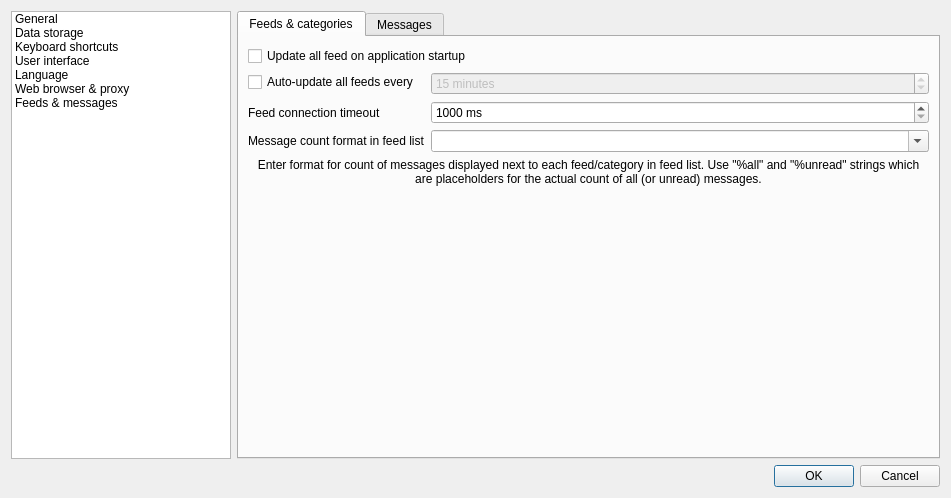
Qt form src/gui/formsettings.ui (martinrotter/rssguard) before a commit.
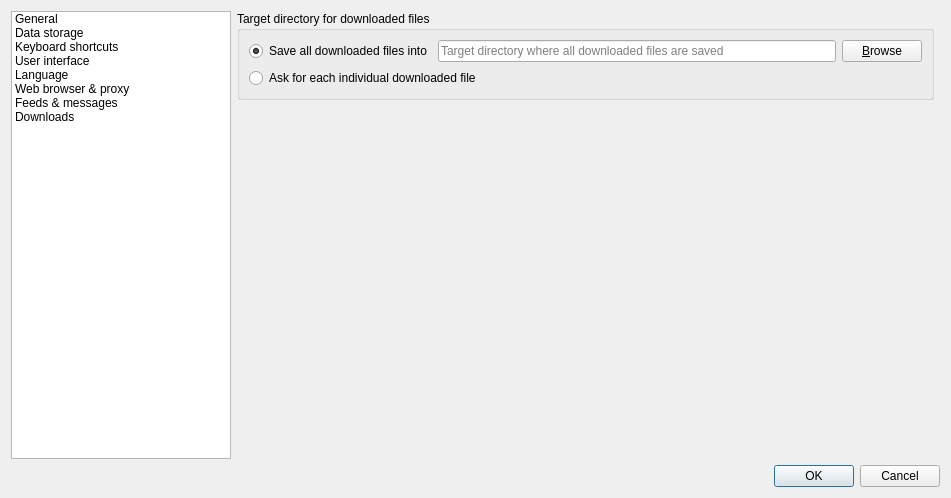
The same form after that commit. Custom widgets are drawn as their Qt base class.

```diff
--- a/src/gui/formsettings.ui
+++ b/src/gui/formsettings.ui
@@ -78,22 +78,17 @@
        <string>Feeds &amp; messages</string>
       </property>
      </item>
-    </widget>
-   </item>
-   <item row="1" column="0" colspan="2">
-    <widget class="QDialogButtonBox" name="m_buttonBox">
-     <property name="orientation">
-      <enum>Qt::Horizontal</enum>
-     </property>
-     <property name="standardButtons">
-      <set>QDialogButtonBox::Cancel|QDialogButtonBox::Ok</set>
-     </property>
+     <item>
+      <property name="text">
+       <string>Downloads</string>
+      </property>
+     </item>
     </widget>
    </item>
    <item row="0" column="1">
     <widget class="QStackedWidget" name="m_stackedSettings">
      <property name="currentIndex">
-      <number>6</number>
+      <number>7</number>
      </property>
      <widget class="QWidget" name="m_pageGeneral">
       <layout class="QFormLayout" name="formLayout_5">
@@ -1315,6 +1310,82 @@
        </item>
       </layout>
      </widget>
+     <widget class="QWidget" name="m_pageDownloads">
+      <layout class="QFormLayout" name="formLayout_19">
+       <property name="fieldGrowthPolicy">
+        <enum>QFormLayout::AllNonFixedFieldsGrow</enum>
+       </property>
+       <property name="leftMargin">
+        <number>0</number>
+       </property>
+       <property name="topMargin">
+        <number>0</number>
+       </property>
+       <property name="rightMargin">
+        <number>0</number>
+       </property>
+       <property name="bottomMargin">
+        <number>0</number>
+       </property>
+       <item row="1" column="0" colspan="2">
+        <widget class="QGroupBox" name="groupBox_3">
+         <property name="title">
+          <string>Target directory for downloaded files</string>
+         </property>
+         <layout class="QFormLayout" name="formLayout_20">
+          <item row="1" column="0">
+           <widget class="QRadioButton" name="m_rbDownloadsAskEachFile">
+            <property name="text">
+             <string>Ask for each individual downloaded file</string>
+            </property>
+           </widget>
+          </item>
+          <item row="0" column="0" colspan="2">
+           <layout class="QHBoxLayout" name="horizontalLayout_12">
+            <item>
+             <widget class="QRadioButton" name="m_rbDownloadsSaveAllIntoDirectory">
+              <property name="text">
+               <string>Save all downloaded files into</string>
+              </property>
+              <property name="checked">
+               <bool>true</bool>
+              </property>
+             </widget>
+            </item>
+            <item>
+             <widget class="QLineEdit" name="m_txtDownloadsTargetDirectory">
+              <property name="readOnly">
+               <bool>true</bool>
+              </property>
+              <property name="placeholderText">
+               <string>Target directory where all downloaded files are saved</string>
+              </property>
+             </widget>
+            </item>
+            <item>
+             <widget class="QPushButton" name="m_btnDownloadsTargetDirectory">
+              <property name="text">
+               <string>&amp;Browse</string>
+              </property>
+             </widget>
+            </item>
+           </layout>
+          </item>
+         </layout>
+        </widget>
+       </item>
+      </layout>
+     </widget>
+    </widget>
+   </item>
+   <item row="1" column="0" colspan="3">
+    <widget class="QDialogButtonBox" name="m_buttonBox">
+     <property name="orientation">
+      <enum>Qt::Horizontal</enum>
+     </property>
+     <property name="standardButtons">
+      <set>QDialogButtonBox::Cancel|QDialogButtonBox::Ok</set>
+     </property>
     </widget>
    </item>
   </layout>
```
Left out of the diff: 36 changed lines with no effect on the pictures.
